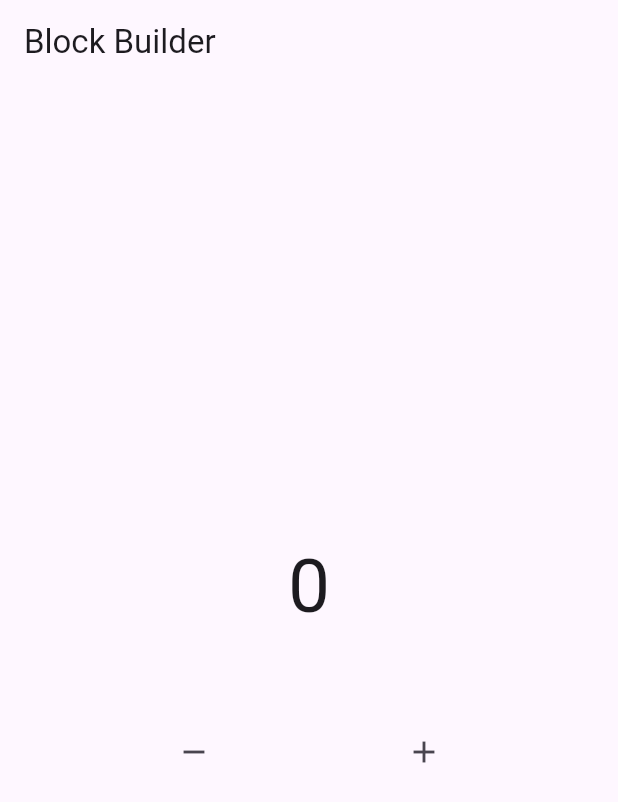
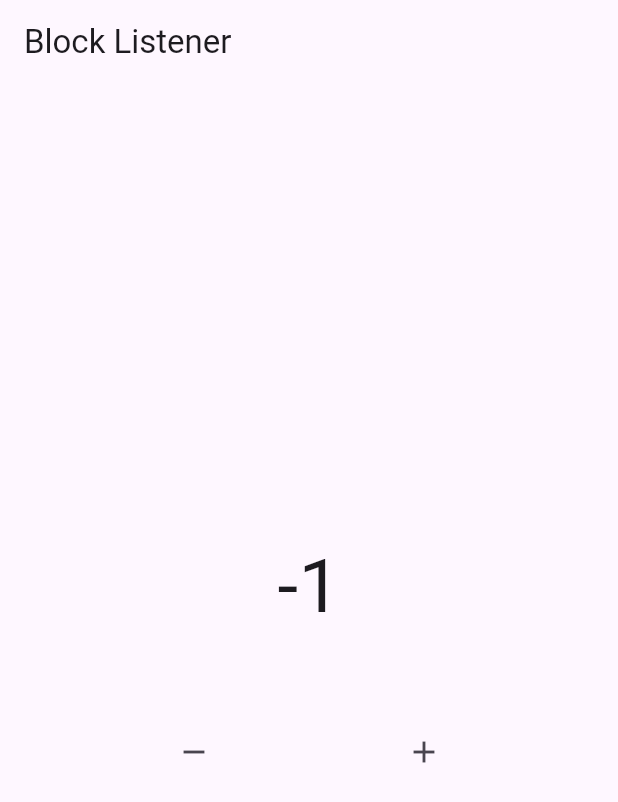
Before and after one commit to natadekoko-rin/belajar_bloc, a Flutter app: the screen it shows after launch, after a tap on the "remove" icon, on a phone screen of 412 x 824 dp. Shown: the top 802 px of the screen. Run offline on Flutter 3.47's test engine with Material 3 defaults, Android fonts, the phone set to English and light mode, and no system bars; our stand-ins replace flutter_bloc.

Commit message:
feat : bloc listener

```diff
--- a/lib/pages/home.dart
+++ b/lib/pages/home.dart
@@ -9,41 +9,37 @@
   Widget build(BuildContext context) {
     return Scaffold(
         appBar: AppBar(
-          title: const Text('Block Builder'),
+          title: const Text('Block Listener'),
         ),
         body: Column(
           mainAxisAlignment: MainAxisAlignment.center,
           children: [
-            // StreamBuilder(
-            //     initialData: mycounter.init,
-            //     stream: mycounter.stream,
-            //     builder: (context, snapshot) {
-            //       return Text(
-            //         "${snapshot.data}",
-            //         style: const TextStyle(fontSize: 50),
-            //       );
-            //     }),
-
-            // tipe counter dan tipe statenya
-            BlocBuilder<Counter, int>(
+            BlocListener(
               bloc: mycounter,
-              // akan build widget baru jika trus
-              buildWhen: (prev, curent) {
-                // print(prev);
-                // print(curent);
-                // return false;
-                if (curent % 2 == 0) {
+              listener: (context, state) {
+                //ini akan dijalankan ketika terjadi perubahan di bloc builder
+                ScaffoldMessenger.of(context).showSnackBar(SnackBar(
+                  duration: Duration(seconds: 2),
+                  content: Text("Sudah mencapai 15"),
+                ));
+              },
+              listenWhen: (previous, current) {
+                if (current == 10) {
                   return true;
                 } else {
                   return false;
                 }
               },
+              child: BlocBuilder<Counter, int>(
+                // tipe counter dan tipe statenya
+                bloc: mycounter,
                 builder: (context, state) {
                   return Text(
                     "$state",
                     style: const TextStyle(fontSize: 50),
                   );
                 },
+              ),
             ),
             SizedBox(height: 50),
             Row(
```
Lines whose indentation alone changed are shown as unchanged.
